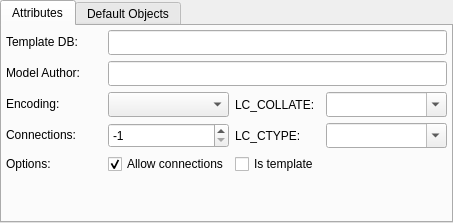
Qt form libs/libgui/ui/dbobjects/databasewidget.ui (pgmodeler/pgmodeler) before a commit.
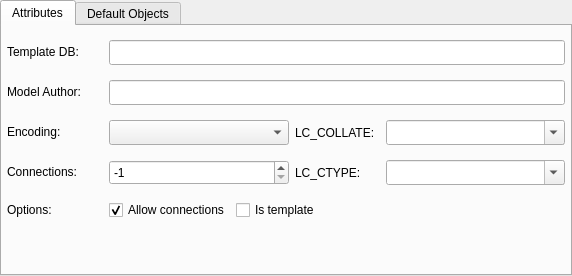
The same form after that commit.

Diff of the .ui file:
```diff
--- a/libs/libgui/ui/dbobjects/databasewidget.ui
+++ b/libs/libgui/ui/dbobjects/databasewidget.ui
@@ -6,8 +6,8 @@
    <rect>
     <x>0</x>
     <y>0</y>
-    <width>453</width>
-    <height>223</height>
+    <width>572</width>
+    <height>276</height>
    </rect>
   </property>
   <property name="minimumSize">
@@ -40,16 +40,16 @@
       </attribute>
       <layout class="QGridLayout" name="gridLayout">
        <property name="leftMargin">
-        <number>4</number>
+        <number>5</number>
        </property>
        <property name="topMargin">
-        <number>4</number>
+        <number>5</number>
        </property>
        <property name="rightMargin">
-        <number>4</number>
+        <number>5</number>
        </property>
        <property name="bottomMargin">
-        <number>4</number>
+        <number>5</number>
        </property>
        <item row="0" column="0">
         <widget class="QLabel" name="templatedb_lbl">
```
Left out of the diff: 8 changed lines with no effect on the pictures.
